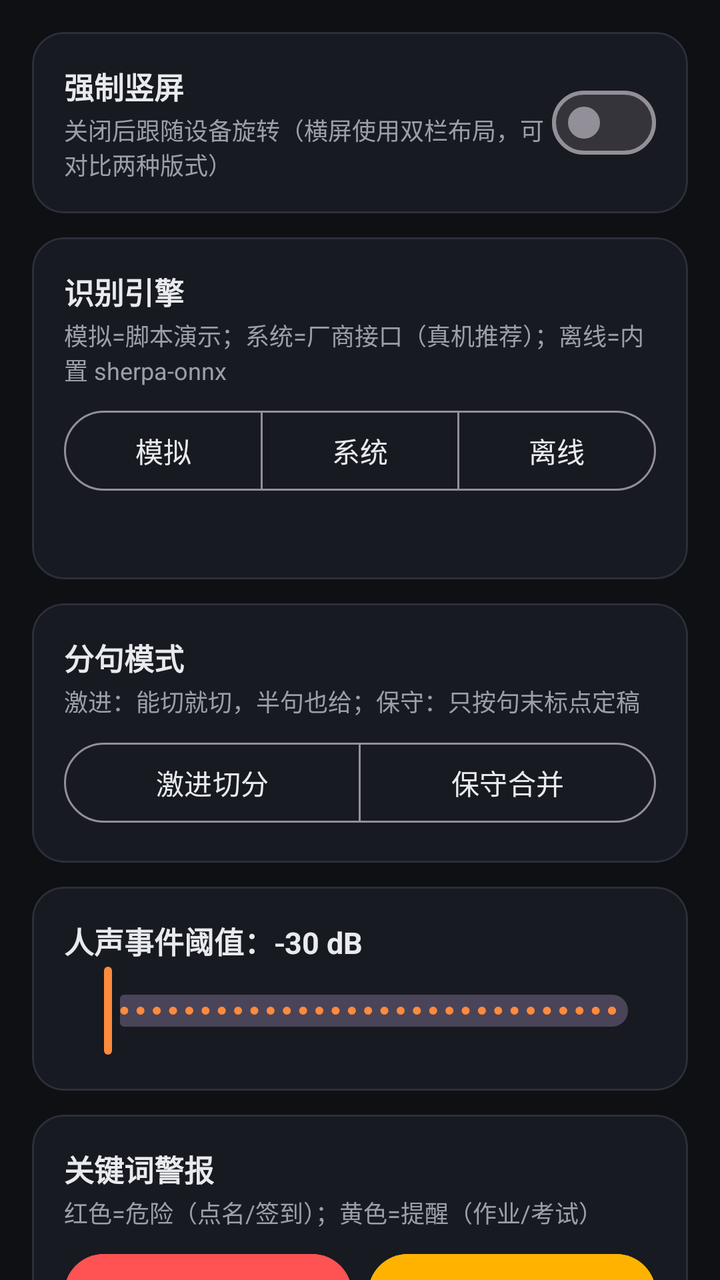
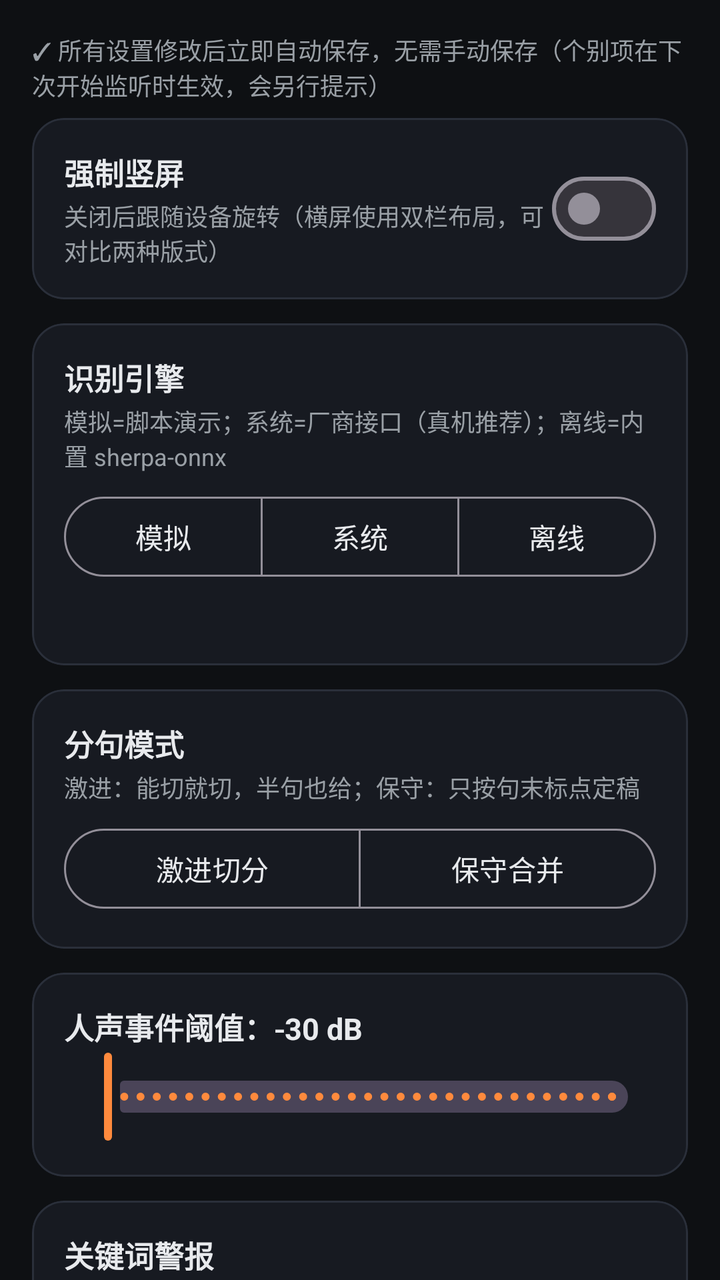

Compare the two renders of this Android layout. The source of the first and the diff that turns it into the second are given below.
<!-- AndroidManifest.xml: application theme Theme.ClassFoxDroid -->
<!-- res/layout/fragment_settings.xml -->
<?xml version="1.0" encoding="utf-8"?>
<ScrollView xmlns:android="http://schemas.android.com/apk/res/android"
    xmlns:app="http://schemas.android.com/apk/res-auto"
    android:layout_width="match_parent"
    android:layout_height="match_parent"
    android:fillViewport="true"
    android:scrollbars="none">

    <LinearLayout
        android:layout_width="match_parent"
        android:layout_height="wrap_content"
        android:orientation="vertical"
        android:padding="16dp">

        
        <com.google.android.material.card.MaterialCardView
            style="@style/CFCard"
            android:layout_width="match_parent"
            android:layout_height="wrap_content">

            <LinearLayout
                android:layout_width="match_parent"
                android:layout_height="wrap_content"
                android:gravity="center_vertical"
                android:orientation="horizontal"
                android:padding="16dp">

                <LinearLayout
                    android:layout_width="0dp"
                    android:layout_height="wrap_content"
                    android:layout_weight="1"
                    android:orientation="vertical">

                    <TextView
                        android:layout_width="wrap_content"
                        android:layout_height="wrap_content"
                        android:text="强制竖屏"
                        android:textColor="@color/cf_text"
                        android:textSize="15sp"
                        android:textStyle="bold" />

                    <TextView
                        android:layout_width="wrap_content"
                        android:layout_height="wrap_content"
                        android:layout_marginTop="2dp"
                        android:text="关闭后跟随设备旋转（横屏使用双栏布局，可对比两种版式）"
                        android:textColor="@color/cf_text_dim"
                        android:textSize="12sp" />
                </LinearLayout>

                <com.google.android.material.materialswitch.MaterialSwitch
                    android:id="@+id/switchPortrait"
                    android:layout_width="wrap_content"
                    android:layout_height="wrap_content" />
            </LinearLayout>
        </com.google.android.material.card.MaterialCardView>

        
        <com.google.android.material.card.MaterialCardView
            style="@style/CFCard"
            android:layout_width="match_parent"
            android:layout_height="wrap_content"
            android:layout_marginTop="12dp">

            <LinearLayout
                android:layout_width="match_parent"
                android:layout_height="wrap_content"
                android:orientation="vertical"
                android:padding="16dp">

                <TextView
                    android:layout_width="wrap_content"
                    android:layout_height="wrap_content"
                    android:text="识别引擎"
                    android:textColor="@color/cf_text"
                    android:textSize="15sp"
                    android:textStyle="bold" />

                <TextView
                    android:layout_width="wrap_content"
                    android:layout_height="wrap_content"
                    android:layout_marginTop="2dp"
                    android:text="模拟=脚本演示；系统=厂商接口（真机推荐）；离线=内置 sherpa-onnx"
                    android:textColor="@color/cf_text_dim"
                    android:textSize="12sp" />

                <com.google.android.material.button.MaterialButtonToggleGroup
                    android:id="@+id/toggleEngine"
                    android:layout_width="match_parent"
                    android:layout_height="wrap_content"
                    android:layout_marginTop="8dp"
                    app:selectionRequired="true"
                    app:singleSelection="true">

                    <com.google.android.material.button.MaterialButton
                        android:id="@+id/btnEngineMock"
                        style="@style/Widget.Material3.Button.OutlinedButton"
                        android:layout_width="0dp"
                        android:layout_height="wrap_content"
                        android:layout_weight="1"
                        android:insetLeft="0dp"
                        android:insetRight="0dp"
                        android:text="模拟" />

                    <com.google.android.material.button.MaterialButton
                        android:id="@+id/btnEngineSystem"
                        style="@style/Widget.Material3.Button.OutlinedButton"
                        android:layout_width="0dp"
                        android:layout_height="wrap_content"
                        android:layout_weight="1"
                        android:insetLeft="0dp"
                        android:insetRight="0dp"
                        android:text="系统" />

                    <com.google.android.material.button.MaterialButton
                        android:id="@+id/btnEngineOffline"
                        style="@style/Widget.Material3.Button.OutlinedButton"
                        android:layout_width="0dp"
                        android:layout_height="wrap_content"
                        android:layout_weight="1"
                        android:insetLeft="0dp"
                        android:insetRight="0dp"
                        android:text="离线" />
                </com.google.android.material.button.MaterialButtonToggleGroup>

                <TextView
                    android:id="@+id/tvEngineHint"
                    android:layout_width="match_parent"
                    android:layout_height="wrap_content"
                    android:layout_marginTop="8dp"
                    android:textColor="@color/cf_text_dim"
                    android:textSize="12sp" />
            </LinearLayout>
        </com.google.android.material.card.MaterialCardView>

        
        <com.google.android.material.card.MaterialCardView
            style="@style/CFCard"
            android:layout_width="match_parent"
            android:layout_height="wrap_content"
            android:layout_marginTop="12dp">

            <LinearLayout
                android:layout_width="match_parent"
                android:layout_height="wrap_content"
                android:orientation="vertical"
                android:padding="16dp">

                <TextView
                    android:layout_width="wrap_content"
                    android:layout_height="wrap_content"
                    android:text="分句模式"
                    android:textColor="@color/cf_text"
                    android:textSize="15sp"
                    android:textStyle="bold" />

                <TextView
                    android:layout_width="wrap_content"
                    android:layout_height="wrap_content"
                    android:layout_marginTop="2dp"
                    android:text="激进：能切就切，半句也给；保守：只按句末标点定稿"
                    android:textColor="@color/cf_text_dim"
                    android:textSize="12sp" />

                <com.google.android.material.button.MaterialButtonToggleGroup
                    android:id="@+id/toggleSplit"
                    android:layout_width="match_parent"
                    android:layout_height="wrap_content"
                    android:layout_marginTop="8dp"
                    app:selectionRequired="true"
                    app:singleSelection="true">

                    <com.google.android.material.button.MaterialButton
                        android:id="@+id/btnFast"
                        style="@style/Widget.Material3.Button.OutlinedButton"
                        android:layout_width="0dp"
                        android:layout_height="wrap_content"
                        android:layout_weight="1"
                        android:text="激进切分" />

                    <com.google.android.material.button.MaterialButton
                        android:id="@+id/btnConservative"
                        style="@style/Widget.Material3.Button.OutlinedButton"
                        android:layout_width="0dp"
                        android:layout_height="wrap_content"
                        android:layout_weight="1"
                        android:text="保守合并" />
                </com.google.android.material.button.MaterialButtonToggleGroup>
            </LinearLayout>
        </com.google.android.material.card.MaterialCardView>

        
        <com.google.android.material.card.MaterialCardView
            style="@style/CFCard"
            android:layout_width="match_parent"
            android:layout_height="wrap_content"
            android:layout_marginTop="12dp">

            <LinearLayout
                android:layout_width="match_parent"
                android:layout_height="wrap_content"
                android:orientation="vertical"
                android:padding="16dp">

                <TextView
                    android:id="@+id/tvThreshold"
                    android:layout_width="match_parent"
                    android:layout_height="wrap_content"
                    android:text="人声事件阈值：-30 dB"
                    android:textColor="@color/cf_text"
                    android:textSize="15sp"
                    android:textStyle="bold" />

                <com.google.android.material.slider.Slider
                    android:id="@+id/sliderThreshold"
                    android:layout_width="match_parent"
                    android:layout_height="wrap_content"
                    android:stepSize="1"
                    android:valueFrom="-60"
                    android:valueTo="-10"
                    app:labelBehavior="gone" />
            </LinearLayout>
        </com.google.android.material.card.MaterialCardView>

        
        <com.google.android.material.card.MaterialCardView
            style="@style/CFCard"
            android:layout_width="match_parent"
            android:layout_height="wrap_content"
            android:layout_marginTop="12dp">

            <LinearLayout
                android:layout_width="match_parent"
                android:layout_height="wrap_content"
                android:orientation="vertical"
                android:padding="16dp">

                <TextView
                    android:layout_width="wrap_content"
                    android:layout_height="wrap_content"
                    android:text="关键词警报"
                    android:textColor="@color/cf_text"
                    android:textSize="15sp"
                    android:textStyle="bold" />

                <TextView
                    android:layout_width="wrap_content"
                    android:layout_height="wrap_content"
                    android:layout_marginTop="2dp"
                    android:text="红色=危险（点名/签到）；黄色=提醒（作业/考试）"
                    android:textColor="@color/cf_text_dim"
                    android:textSize="12sp" />

                <LinearLayout
                    android:layout_width="match_parent"
                    android:layout_height="wrap_content"
                    android:layout_marginTop="8dp"
                    android:orientation="horizontal">

                    <com.google.android.material.button.MaterialButton
                        android:id="@+id/btnEditDanger"
                        style="@style/Widget.Material3.Button.TonalButton"
                        android:layout_width="0dp"
                        android:layout_height="wrap_content"
                        android:layout_weight="1"
                        android:backgroundTint="@color/cf_danger"
                        android:text="编辑警报词"
                        android:textColor="@color/cf_text" />

                    <com.google.android.material.button.MaterialButton
                        android:id="@+id/btnEditWarning"
                        style="@style/Widget.Material3.Button.TonalButton"
                        android:layout_width="0dp"
                        android:layout_height="wrap_content"
                        android:layout_marginStart="8dp"
                        android:layout_weight="1"
                        android:backgroundTint="@color/cf_warn"
                        android:text="编辑提醒词"
                        android:textColor="@color/cf_text" />
                </LinearLayout>
            </LinearLayout>
        </com.google.android.material.card.MaterialCardView>

        
        
        <com.google.android.material.card.MaterialCardView
            style="@style/CFCard"
            android:layout_width="match_parent"
            android:layout_height="wrap_content"
            android:layout_marginTop="12dp">

            <LinearLayout
                android:layout_width="match_parent"
                android:layout_height="wrap_content"
                android:orientation="vertical"
                android:padding="16dp">

                <TextView
                    android:layout_width="wrap_content"
                    android:layout_height="wrap_content"
                    android:text="离线识别模型"
                    android:textColor="@color/cf_text"
                    android:textSize="15sp"
                    android:textStyle="bold" />

                <TextView
                    android:layout_width="wrap_content"
                    android:layout_height="wrap_content"
                    android:layout_marginTop="2dp"
                    android:text="高精度：encoder 153MB，真实课堂语音效果显著更好（默认）；标准：仅 21MB，干净语音可用但噪声下误识别严重"
                    android:textColor="@color/cf_text_dim"
                    android:textSize="12sp" />

                <com.google.android.material.button.MaterialButtonToggleGroup
                    android:id="@+id/toggleModel"
                    android:layout_width="match_parent"
                    android:layout_height="wrap_content"
                    android:layout_marginTop="8dp"
                    app:selectionRequired="true"
                    app:singleSelection="true">

                    <com.google.android.material.button.MaterialButton
                        android:id="@+id/btnModelLarge"
                        style="@style/Widget.Material3.Button.OutlinedButton"
                        android:layout_width="0dp"
                        android:layout_height="wrap_content"
                        android:layout_weight="1"
                        android:text="高精度" />

                    <com.google.android.material.button.MaterialButton
                        android:id="@+id/btnModelSmall"
                        style="@style/Widget.Material3.Button.OutlinedButton"
                        android:layout_width="0dp"
                        android:layout_height="wrap_content"
                        android:layout_weight="1"
                        android:text="标准" />
                </com.google.android.material.button.MaterialButtonToggleGroup>
            </LinearLayout>
        </com.google.android.material.card.MaterialCardView>

        
        <com.google.android.material.card.MaterialCardView
            style="@style/CFCard"
            android:layout_width="match_parent"
            android:layout_height="wrap_content"
            android:layout_marginTop="12dp">

            <LinearLayout
                android:layout_width="match_parent"
                android:layout_height="wrap_content"
                android:orientation="vertical"
                android:padding="16dp">

                <TextView
                    android:layout_width="wrap_content"
                    android:layout_height="wrap_content"
                    android:text="AI 救场（大模型接口）"
                    android:textColor="@color/cf_text"
                    android:textSize="15sp"
                    android:textStyle="bold" />

                <TextView
                    android:layout_width="wrap_content"
                    android:layout_height="wrap_content"
                    android:layout_marginTop="2dp"
                    android:text="OpenAI 兼容 /chat/completions（DeepSeek、各类中转、本地 Ollama 均可）。课程资料可放到应用目录 classfox/current_class_material.txt"
                    android:textColor="@color/cf_text_dim"
                    android:textSize="12sp" />

                <com.google.android.material.textfield.TextInputLayout
                    style="@style/Widget.Material3.TextInputLayout.OutlinedBox"
                    android:layout_width="match_parent"
                    android:layout_height="wrap_content"
                    android:layout_marginTop="8dp"
                    android:hint="接口地址，如 https://api.deepseek.com/v1"
                    app:boxBackgroundColor="@color/cf_surface"
                    app:boxStrokeColor="@color/cf_stroke">

                    <com.google.android.material.textfield.TextInputEditText
                        android:id="@+id/etLlmBase"
                        android:layout_width="match_parent"
                        android:layout_height="wrap_content"
                        android:inputType="textUri"
                        android:textColor="@color/cf_text" />
                </com.google.android.material.textfield.TextInputLayout>

                <com.google.android.material.textfield.TextInputLayout
                    style="@style/Widget.Material3.TextInputLayout.OutlinedBox"
                    android:layout_width="match_parent"
                    android:layout_height="wrap_content"
                    android:layout_marginTop="8dp"
                    android:hint="API Key（本地服务可留空）"
                    app:boxBackgroundColor="@color/cf_surface"
                    app:boxStrokeColor="@color/cf_stroke"
                    app:endIconMode="password_toggle">

                    <com.google.android.material.textfield.TextInputEditText
                        android:id="@+id/etLlmKey"
                        android:layout_width="match_parent"
                        android:layout_height="wrap_content"
                        android:inputType="textPassword"
                        android:textColor="@color/cf_text" />
                </com.google.android.material.textfield.TextInputLayout>

                <com.google.android.material.textfield.TextInputLayout
                    style="@style/Widget.Material3.TextInputLayout.OutlinedBox"
                    android:layout_width="match_parent"
                    android:layout_height="wrap_content"
                    android:layout_marginTop="8dp"
                    android:hint="模型名，如 deepseek-chat / qwen2.5:7b"
                    app:boxBackgroundColor="@color/cf_surface"
                    app:boxStrokeColor="@color/cf_stroke">

                    <com.google.android.material.textfield.TextInputEditText
                        android:id="@+id/etLlmModel"
                        android:layout_width="match_parent"
                        android:layout_height="wrap_content"
                        android:inputType="text"
                        android:textColor="@color/cf_text" />
                </com.google.android.material.textfield.TextInputLayout>
            </LinearLayout>
        </com.google.android.material.card.MaterialCardView>

        
        <com.google.android.material.card.MaterialCardView
            style="@style/CFCard"
            android:layout_width="match_parent"
            android:layout_height="wrap_content"
            android:layout_marginTop="12dp">

            <LinearLayout
                android:layout_width="match_parent"
                android:layout_height="wrap_content"
                android:orientation="vertical"
                android:padding="16dp">

                <TextView
                    android:layout_width="wrap_content"
                    android:layout_height="wrap_content"
                    android:text="真实音频自检"
                    android:textColor="@color/cf_text"
                    android:textSize="15sp"
                    android:textStyle="bold" />

                <TextView
                    android:layout_width="wrap_content"
                    android:layout_height="wrap_content"
                    android:layout_marginTop="2dp"
                    android:text="选择 16 位 PCM 的 WAV 文件直接喂入离线识别器，验证真实语音的识别与分句效果（不经麦克风）。注意：模拟器环境离线解码可能闪退，真机正常。"
                    android:textColor="@color/cf_text_dim"
                    android:textSize="12sp" />

                <com.google.android.material.button.MaterialButton
                    android:id="@+id/btnSelfTest"
                    android:layout_width="match_parent"
                    android:layout_height="wrap_content"
                    android:layout_marginTop="8dp"
                    android:text="选择 WAV 并识别" />

                <com.google.android.material.button.MaterialButton
                    android:id="@+id/btnDiag"
                    style="@style/Widget.Material3.Button.OutlinedButton"
                    android:layout_width="match_parent"
                    android:layout_height="wrap_content"
                    android:layout_marginTop="8dp"
                    android:text="引擎诊断（离线识别能否初始化）" />

                <TextView
                    android:id="@+id/tvSelfTest"
                    android:layout_width="match_parent"
                    android:layout_height="wrap_content"
                    android:layout_marginTop="4dp"
                    android:textColor="@color/cf_text_dim"
                    android:textSize="12sp"
                    android:visibility="gone" />
            </LinearLayout>
        </com.google.android.material.card.MaterialCardView>

        <com.google.android.material.card.MaterialCardView
            style="@style/CFCard"
            android:layout_width="match_parent"
            android:layout_height="wrap_content"
            android:layout_marginTop="12dp"
            android:layout_marginBottom="8dp">

            <LinearLayout
                android:layout_width="match_parent"
                android:layout_height="wrap_content"
                android:orientation="vertical"
                android:padding="16dp">

                <TextView
                    android:layout_width="wrap_content"
                    android:layout_height="wrap_content"
                    android:text="数据目录"
                    android:textColor="@color/cf_text"
                    android:textSize="15sp"
                    android:textStyle="bold" />

                <TextView
                    android:id="@+id/tvDataDir"
                    android:layout_width="match_parent"
                    android:layout_height="wrap_content"
                    android:layout_marginTop="4dp"
                    android:textColor="@color/cf_text_dim"
                    android:textSize="12sp" />
            </LinearLayout>
        </com.google.android.material.card.MaterialCardView>
    </LinearLayout>
</ScrollView>
<!-- resources referenced by this layout -->
<resources>
  <color name="cf_danger">#FF5252</color>
  <color name="cf_stroke">#2A2F3A</color>
  <color name="cf_surface">#171A21</color>
  <color name="cf_text">#E8EAED</color>
  <color name="cf_text_dim">#9AA0A6</color>
  <color name="cf_warn">#FFB300</color>
  <style name="CFCard" parent="Widget.Material3.CardView.Elevated">
          <item name="cardBackgroundColor">@color/cf_surface</item>
          <item name="cardCornerRadius">16dp</item>
          <item name="cardElevation">0dp</item>
          <item name="strokeColor">@color/cf_stroke</item>
          <item name="strokeWidth">1dp</item>
      </style>
  <style name="Theme.ClassFoxDroid" parent="Theme.Material3.Dark.NoActionBar">
          <item name="colorPrimary">@color/cf_primary</item>
          <item name="colorOnPrimary">@color/cf_on_primary</item>
          <item name="colorPrimaryContainer">@color/cf_surface_var</item>
          <item name="colorOnPrimaryContainer">@color/cf_text</item>
          <item name="android:colorBackground">@color/cf_bg</item>
          <item name="colorSurface">@color/cf_surface</item>
          <item name="colorOnSurface">@color/cf_text</item>
          <item name="colorSurfaceVariant">@color/cf_surface_var</item>
          <item name="colorOnSurfaceVariant">@color/cf_text_dim</item>
          <item name="colorError">@color/cf_danger</item>
          <item name="android:statusBarColor">@color/cf_bg</item>
          <item name="android:navigationBarColor">@color/cf_surface</item>
          <item name="android:windowLightStatusBar">false</item>
      </style>
  <color name="cf_primary">#FF8A3D</color>
  <color name="cf_on_primary">#201205</color>
  <color name="cf_surface_var">#20242E</color>
  <color name="cf_bg">#0E1013</color>
</resources>

<!-- the commit's change to res/layout/fragment_settings.xml (unified diff, before → after) -->
@@ -13,6 +13,15 @@
         android:padding="16dp">
 
         
+        <TextView
+            android:layout_width="match_parent"
+            android:layout_height="wrap_content"
+            android:layout_marginBottom="8dp"
+            android:text="✓ 所有设置修改后立即自动保存，无需手动保存（个别项在下次开始监听时生效，会另行提示）"
+            android:textColor="@color/cf_text_dim"
+            android:textSize="12sp" />
+
+        
         <com.google.android.material.card.MaterialCardView
             style="@style/CFCard"
             android:layout_width="match_parent"
@@ -476,6 +485,63 @@
             </LinearLayout>
         </com.google.android.material.card.MaterialCardView>
 
+        
+        <com.google.android.material.card.MaterialCardView
+            style="@style/CFCard"
+            android:layout_width="match_parent"
+            android:layout_height="wrap_content"
+            android:layout_marginTop="12dp">
+
+            <LinearLayout
+                android:layout_width="match_parent"
+                android:layout_height="wrap_content"
+                android:orientation="vertical"
+                android:padding="16dp">
+
+                <TextView
+                    android:layout_width="wrap_content"
+                    android:layout_height="wrap_content"
+                    android:text="运行日志"
+                    android:textColor="@color/cf_text"
+                    android:textSize="15sp"
+                    android:textStyle="bold" />
+
+                <TextView
+                    android:layout_width="wrap_content"
+                    android:layout_height="wrap_content"
+                    android:layout_marginTop="2dp"
+                    android:text="监听页的句子、警报、引擎状态都记录在此（不再显示在监听页）。按天落盘到 logs/ 目录，超过保留天数自动清理。"
+                    android:textColor="@color/cf_text_dim"
+                    android:textSize="12sp" />
+
+                <TextView
+                    android:id="@+id/tvLogRetention"
+                    android:layout_width="wrap_content"
+                    android:layout_height="wrap_content"
+                    android:layout_marginTop="8dp"
+                    android:text="日志保留：7 天"
+                    android:textColor="@color/cf_text"
+                    android:textSize="13sp" />
+
+                <com.google.android.material.slider.Slider
+                    android:id="@+id/sliderLogRetention"
+                    android:layout_width="match_parent"
+                    android:layout_height="wrap_content"
+                    android:stepSize="1"
+                    android:valueFrom="1"
+                    android:valueTo="30"
+                    app:labelBehavior="gone" />
+
+                <com.google.android.material.button.MaterialButton
+                    android:id="@+id/btnViewLog"
+                    style="@style/Widget.Material3.Button.OutlinedButton"
+                    android:layout_width="match_parent"
+                    android:layout_height="wrap_content"
+                    android:layout_marginTop="4dp"
+                    android:text="查看今日日志" />
+            </LinearLayout>
+        </com.google.android.material.card.MaterialCardView>
+
         <com.google.android.material.card.MaterialCardView
             style="@style/CFCard"
             android:layout_width="match_parent"
